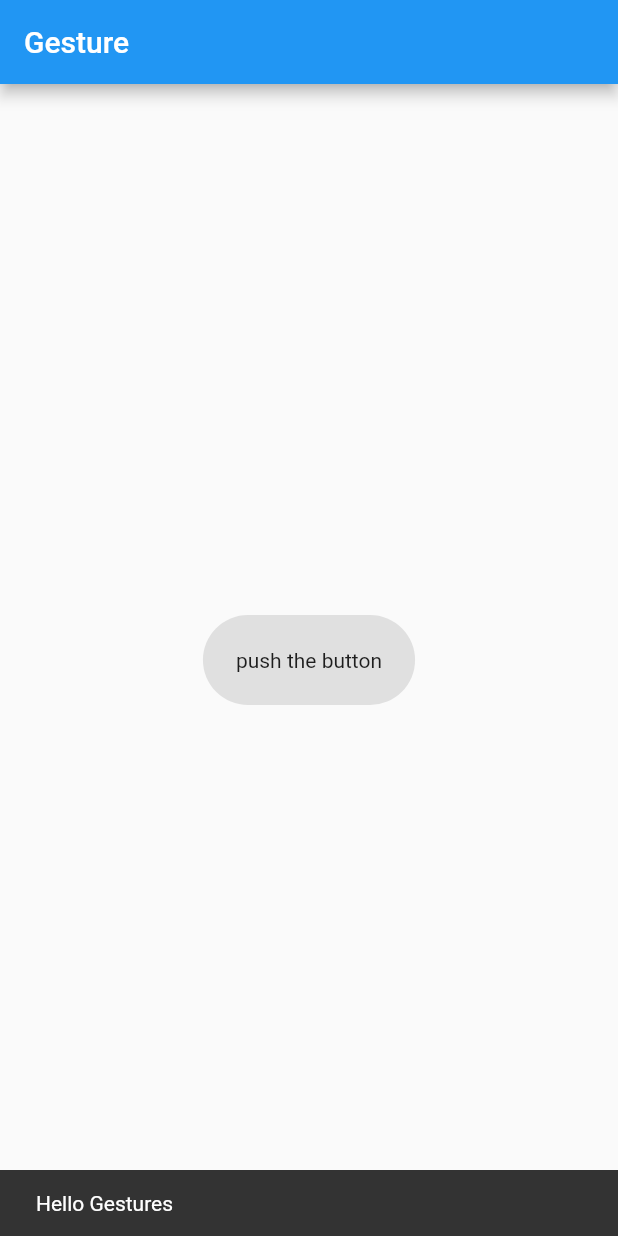
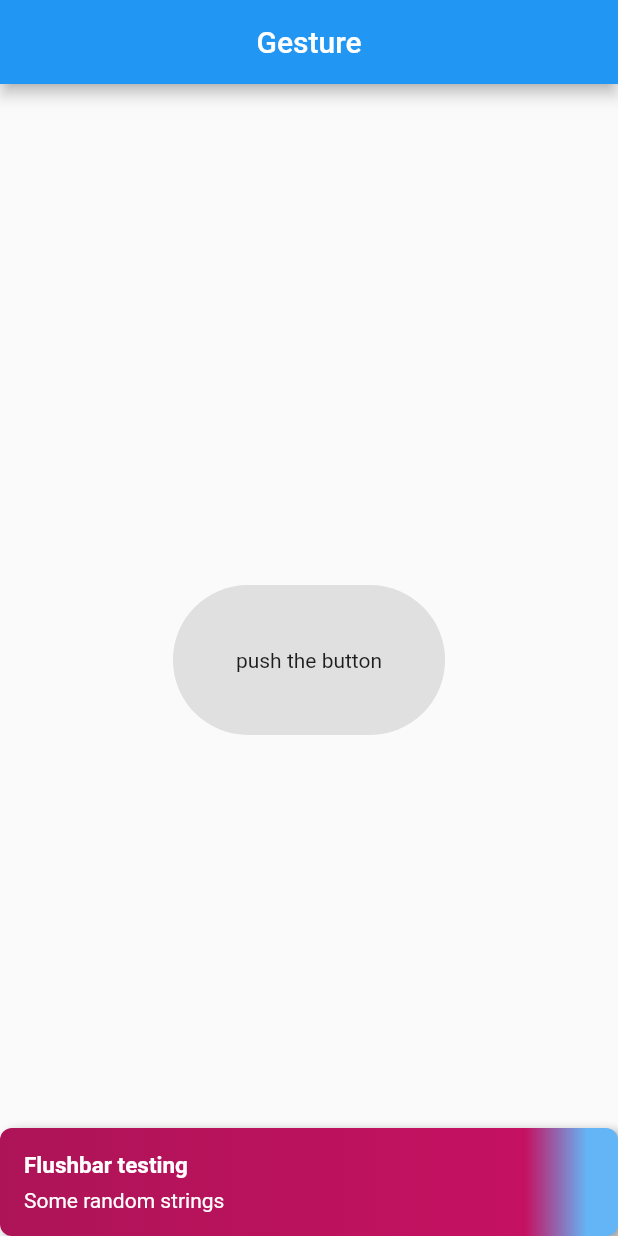
Before and after one commit to MigAlex/Oct_Test_Paul, a Flutter app: the screen it shows after launch, after a tap on "push the button", on a phone screen of 412 x 824 dp. Run offline on Flutter 3.47's test engine with Material 2 defaults, Android fonts, the phone set to English and light mode, and no system bars; our stand-ins replace flushbar.

Commit message:
Flushbar addition

```diff
--- a/lib/ui/home_gesture.dart
+++ b/lib/ui/home_gesture.dart
@@ -1,3 +1,6 @@
+import 'dart:ui' as prefix0;
+
+import 'package:flushbar/flushbar.dart';
 import 'package:flutter/material.dart';
 
 class HomeGesture extends StatelessWidget {
@@ -9,6 +12,7 @@ class HomeGesture extends StatelessWidget {
     return Scaffold(
       appBar: AppBar(
         title: Text(title),
+        centerTitle: true,
       ),
       body: Center(
         child: CustomButton(),
@@ -22,13 +26,14 @@ class CustomButton extends StatelessWidget {
   Widget build(BuildContext context) {
     return GestureDetector(
       onTap: () {
-        final snackBar = SnackBar(
-          content: Text('Hello Gestures'),
-        );
-        Scaffold.of(context).showSnackBar(snackBar);
+        // final snackBar = SnackBar(
+        //   content: Text('Hello Gestures'),
+        // );
+        // Scaffold.of(context).showSnackBar(snackBar);
+        myFlushbar(context);
       },
       child: Container(
-        padding: EdgeInsets.all(22),
+        padding: EdgeInsets.all(42),
         decoration: BoxDecoration(
           color: Theme.of(context).buttonColor,
           borderRadius: BorderRadius.circular(75.5),
@@ -37,4 +42,26 @@ class CustomButton extends StatelessWidget {
       ),
     );
   }
+
+  void myFlushbar(BuildContext context){
+    Flushbar(
+      duration: Duration(seconds: 3),
+      borderRadius: 8,
+      backgroundGradient: LinearGradient(
+        colors: [Colors.pink.shade800, Colors.pinkAccent.shade700, Colors.blue[300]],
+        stops: [0.0, 0.85, 0.95],
+      ),
+      boxShadows: [
+        BoxShadow(
+          color: Colors.black38,
+          offset: Offset(4, 3),
+          blurRadius: 6,
+        ),
+      ],
+      dismissDirection: FlushbarDismissDirection.VERTICAL,
+      forwardAnimationCurve: Curves.fastLinearToSlowEaseIn,
+      title: 'Flushbar testing',
+      message: 'Some random strings',
+    )..show(context);
+  }
 }
--- a/pubspec.yaml
+++ b/pubspec.yaml
@@ -23,6 +23,7 @@ dependencies:
   # The following adds the Cupertino Icons font to your application.
   # Use with the CupertinoIcons class for iOS style icons.
   cupertino_icons: ^0.1.2
+  flushbar: ^1.5.0
 
 dev_dependencies:
   flutter_test:
```
Also changed, not shown: lib/main.dart (+3 -5 lines), lib/ui/home.dart (deleted, +0 -19 lines), lib/ui/home_page.dart (+6 -1 lines), lib/ui/welcome_home.dart (deleted, +0 -22 lines), pubspec.lock, 2 other files.
